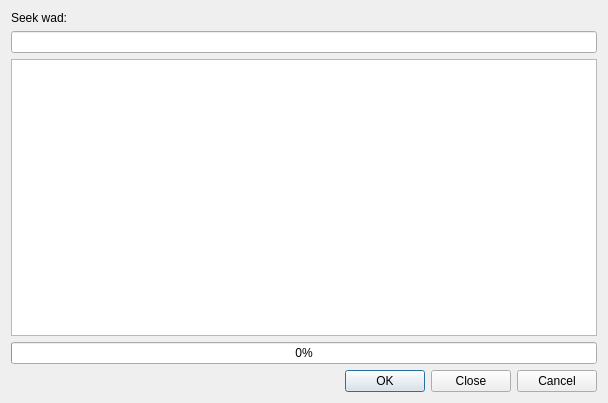
Destroyerrrocket/doomseeker-unofficial, file src/gui/wadseekerinterface.ui: the form before one commit.
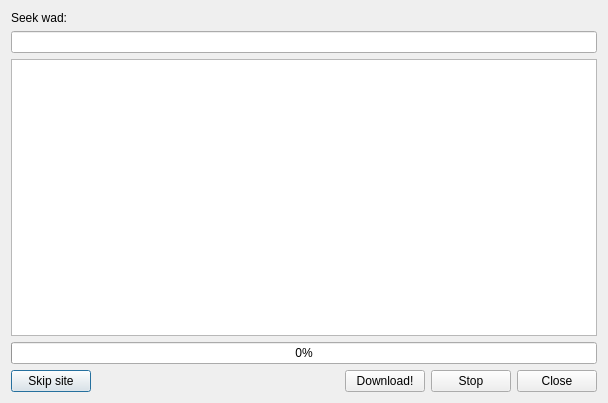
The form after the commit.

Commit message: - Wadseeker: abort() method is now a slot. - Buttons in Wadseeker interface are now labeled more accurately. - User may now skip a site manually in Wadseeker's dialog box.

```diff
--- a/src/gui/wadseekerinterface.ui
+++ b/src/gui/wadseekerinterface.ui
@@ -51,17 +51,52 @@
     </layout>
    </item>
    <item>
-    <widget class="QDialogButtonBox" name="buttonBox">
-     <property name="orientation">
-      <enum>Qt::Horizontal</enum>
-     </property>
-     <property name="standardButtons">
-      <set>QDialogButtonBox::Cancel|QDialogButtonBox::Close|QDialogButtonBox::Ok</set>
-     </property>
-     <property name="centerButtons">
-      <bool>false</bool>
-     </property>
-    </widget>
+    <layout class="QHBoxLayout" name="horizontalLayout">
+     <item>
+      <widget class="QPushButton" name="btnSkipSite">
+       <property name="toolTip">
+        <string>Skips the current site and proceeds to the next one in the queue. You can use ENTER to active this.</string>
+       </property>
+       <property name="text">
+        <string>Skip site</string>
+       </property>
+      </widget>
+     </item>
+     <item>
+      <spacer name="horizontalSpacer">
+       <property name="orientation">
+        <enum>Qt::Horizontal</enum>
+       </property>
+       <property name="sizeHint" stdset="0">
+        <size>
+         <width>40</width>
+         <height>20</height>
+        </size>
+       </property>
+      </spacer>
+     </item>
+     <item>
+      <widget class="QPushButton" name="btnDownload">
+       <property name="text">
+        <string>Download!</string>
+       </property>
+      </widget>
+     </item>
+     <item>
+      <widget class="QPushButton" name="btnStop">
+       <property name="text">
+        <string>Stop</string>
+       </property>
+      </widget>
+     </item>
+     <item>
+      <widget class="QPushButton" name="btnClose">
+       <property name="text">
+        <string>Close</string>
+       </property>
+      </widget>
+     </item>
+    </layout>
    </item>
   </layout>
  </widget>
```
Left out of the diff: 35 changed lines with no effect on the pictures. The commit also changes 6 other files.
